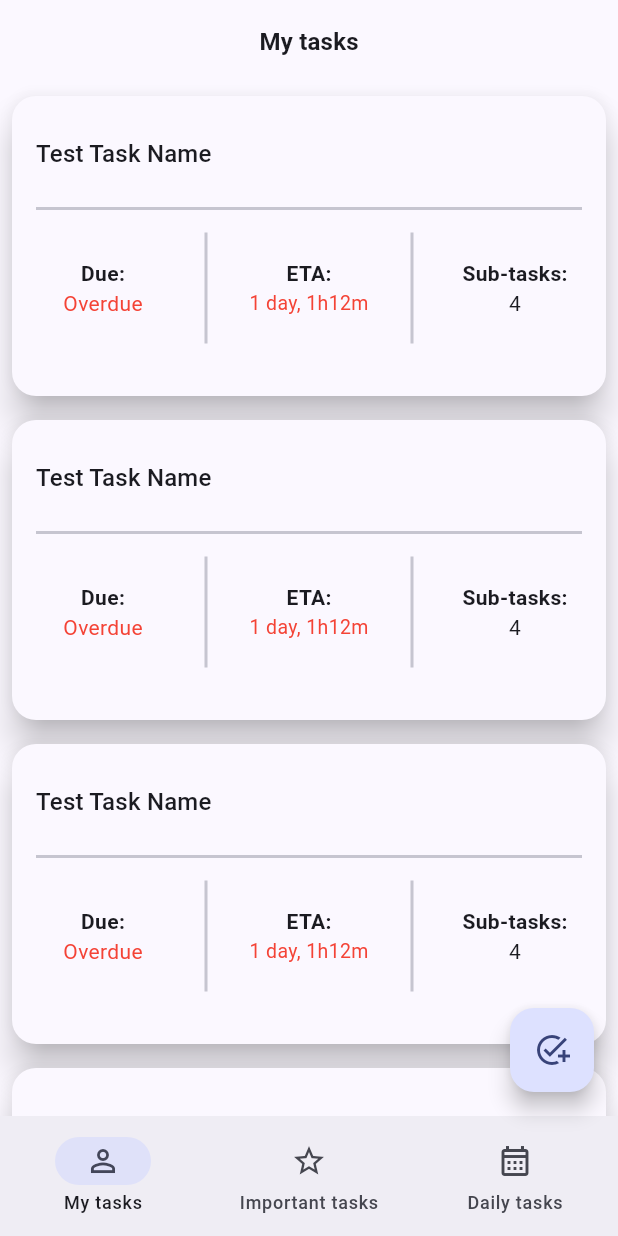
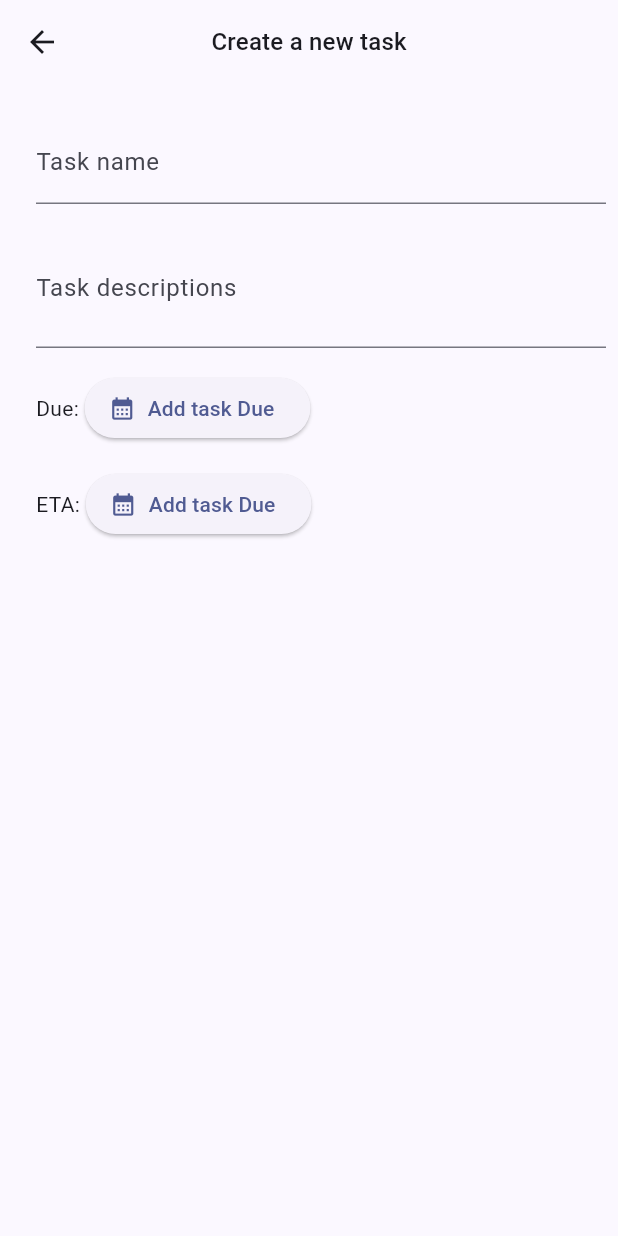
Before and after one commit to davidhoang05022009/todo_app, a Flutter app: the screen it shows after launch, after a tap on the "add task" icon, on a phone screen of 412 x 824 dp. Run offline on Flutter 3.47's test engine with Material 2 defaults, Android fonts, the phone set to English and light mode, and no system bars; drawn by our look-alikes of dynamic_color; our stand-ins replace hive_flutter; missing offline and left inert: duration; accounts and stored records are empty; Roboto replaces fonts that are missing (Noto Sans Medium).

Commit message:
Added read/write from hive to store user's task

```diff
--- a/lib/components/task_summary_container.dart
+++ b/lib/components/task_summary_container.dart
@@ -1,7 +1,7 @@
+import 'package:duration/duration.dart';
 import 'package:dynamic_color/dynamic_color.dart';
 import 'package:flutter/material.dart';
 import 'package:todo_app/constants.dart';
-import 'package:todo_app/extensions/extensions.dart';
 
 class TaskSummaryContainer extends StatelessWidget {
   const TaskSummaryContainer({
@@ -10,23 +10,23 @@ class TaskSummaryContainer extends StatelessWidget {
     required this.taskDue,
     required this.taskETA,
     required this.subtasksNum,
+    required this.completedSubtasksNum,
   }) : super(key: key);
 
   final String taskName;
   final DateTime taskDue;
   final Duration taskETA;
-  final int subtasksNum;
+  final int subtasksNum, completedSubtasksNum;
 
   @override
   Widget build(BuildContext context) {
     return Padding(
       padding: const EdgeInsets.all(kPadding),
-      child: PhysicalModel(
-        elevation: 10,
+      child: Container(
+        decoration: BoxDecoration(
           color: Theme.of(context).cardColor,
-        shadowColor: Theme.of(context).shadowColor,
           borderRadius: BorderRadius.circular(kBorderRadius),
-        child: SizedBox(
+        ),
         height: 200,
         child: Column(
           mainAxisAlignment: MainAxisAlignment.center,
@@ -35,7 +35,7 @@ class TaskSummaryContainer extends StatelessWidget {
               padding:
                   const EdgeInsets.fromLTRB(kPadding * 2, 0, 0, kPadding * 2),
               child: Align(
-                  alignment: Alignment.topLeft,
+                alignment: Alignment.centerLeft,
                 child: Text(
                   taskName,
                   style: Theme.of(context).textTheme.titleMedium,
@@ -65,7 +65,12 @@ class TaskSummaryContainer extends StatelessWidget {
                           ),
                         ),
                         Text(
-                            taskDue.toApproxDateTime(),
+                          'In ${prettyDuration(
+                            taskDue.difference(
+                              DateTime.now(),
+                            ),
+                            tersity: DurationTersity.minute,
+                          )}',
                           style: TextStyle(
                             color: taskDue.difference(DateTime.now()) <
                                     const Duration(hours: 1)
@@ -94,11 +99,10 @@ class TaskSummaryContainer extends StatelessWidget {
                           ),
                         ),
                         Text(
-                            taskETA.toApproxDurationString(),
+                          prettyDuration(taskETA),
                           style: TextStyle(
                             fontSize: 13,
-                              color:
-                                  taskETA > taskDue.difference(DateTime.now())
+                            color: taskETA > taskDue.difference(DateTime.now())
                                 ? Colors.red.harmonizeWith(
                                     Theme.of(context).primaryColor)
                                 : null,
@@ -118,13 +122,13 @@ class TaskSummaryContainer extends StatelessWidget {
                       crossAxisAlignment: CrossAxisAlignment.center,
                       children: [
                         const Text(
-                            'Sub-tasks:',
+                          'Completed sub-tasks:',
                           style: TextStyle(
                             fontWeight: FontWeight.w600, // Semi-bold
                           ),
                         ),
                         Text(
-                            subtasksNum.toString(),
+                          '${completedSubtasksNum.toString()}/${subtasksNum.toString()}',
                         ),
                       ],
                     ),
@@ -135,7 +139,6 @@ class TaskSummaryContainer extends StatelessWidget {
           ],
         ),
       ),
-      ),
     );
   }
 }
--- a/lib/extensions/extensions.dart
+++ /dev/null
@@ -1,86 +0,0 @@
-extension ApproximateDuration on Duration {
-  String toApproxDurationString() {
-    String result = '';
-    int days = 0, hours = 0, minutes = 0;
-
-    if (inDays > 0) {
-      days = inDays;
-    }
-
-    if (inHours > 0) {
-      if (inHours >= 24) {
-        hours = inHours - 24 * inDays;
-      } else {
-        hours = inHours;
-      }
-    }
-
-    if (inMinutes > 0) {
-      if (inMinutes >= 60) {
-        minutes = inMinutes - 60 * inHours;
-      } else {
-        minutes = inMinutes;
-      }
-    }
-
-    if (days > 0) {
-      result += days == 1 ? '$days day' : '$days days';
-    }
-
-    if (hours > 0) {
-      if (days > 0) {
-        result += ', ${hours}h';
-      }
-    }
-    if (minutes > 0) {
-      if (days > 0 && hours == 0) {
-        result += ', ${minutes}m';
-      } else {
-        result += '${minutes}m';
-      }
-    }
-
-    return result;
-
-    /*
-  * Example return values:
-  * '1 day, 1h10m'
-  * '1 day, 1h'
-  * '1 day, 10m'
-  * '1 day'
-  * '2 days'
-  */
-  }
-}
-
-extension ApproximateDateTime on DateTime {
-  String toApproxDateTime() {
-    String result = '';
-    Duration taskDueDuration = difference(
-      DateTime.now(),
-    );
-    if (taskDueDuration.inDays <= 0) {
-      if (taskDueDuration.inHours <= 0) {
-        if (taskDueDuration.inMinutes >= 0) {
-          result = '${taskDueDuration.inMinutes}m';
-        }
-      } else {
-        result = '${taskDueDuration.inHours}h';
-      }
-    } else {
-      result = taskDueDuration.inDays == 1
-          ? '${taskDueDuration.inDays} day'
-          : '${taskDueDuration.inDays} days';
-    }
-
-    return result == '' ? 'Overdue' : 'In $result';
-
-    /*
-  * Example return values:
-  * 'In 1 day'
-  * 'In 1h'
-  * 'In 10m'
-  * 'Overdue' if days, minutes and hours are 0
-  */
-  }
-}
--- /dev/null
+++ b/lib/hive_objects/tasks_object.dart
@@ -0,0 +1,33 @@
+import 'package:hive_flutter/hive_flutter.dart';
+
+part 'tasks_object.g.dart';
+
+@HiveType(typeId: 0)
+class Task extends HiveObject {
+  @HiveField(0)
+  late String taskName;
+
+  @HiveField(1)
+  late DateTime taskDue;
+
+  @HiveField(2)
+  late Duration taskETA;
+
+  @HiveField(3)
+  late String taskDescriptions;
+
+  @HiveField(4)
+  late List<Subtask> subtasks;
+
+  @HiveField(5)
+  late int completedSubtasksNum;
+
+  @HiveField(6)
+  bool isCompleted = false;
+}
+
+class Subtask extends Object {
+  late String taskName;
+  late Duration taskETA;
+  bool isCompleted = false;
+}
--- a/lib/main.dart
+++ b/lib/main.dart
@@ -1,12 +1,20 @@
 import 'package:dynamic_color/dynamic_color.dart';
 import 'package:flutter/material.dart';
+import 'package:hive_flutter/hive_flutter.dart';
 import 'package:provider/provider.dart';
 import 'package:todo_app/constants.dart';
+import 'package:todo_app/hive_objects/tasks_object.dart';
 import 'package:todo_app/providers/pages_provider.dart';
 
 import 'pages/task_manager_home.dart';
 
-void main() {
+Future<void> main() async {
+  WidgetsFlutterBinding.ensureInitialized();
+
+  // Initialize Hive for tasks storage
+  await Hive.initFlutter();
+  await Hive.openBox<Task>('userTasks');
+
   runApp(
     const TaskManagerApp(),
   );
@@ -17,7 +25,8 @@ class TaskManagerApp extends StatelessWidget {
 
   @override
   Widget build(BuildContext context) {
-    return DynamicColorBuilder(builder: (
+    return DynamicColorBuilder(
+      builder: (
         ColorScheme? lightDynamic,
         ColorScheme? darkDynamic,
       ) {
@@ -48,11 +57,18 @@ class TaskManagerApp extends StatelessWidget {
             fontFamily: 'Noto Sans Medium',
             brightness: Brightness.dark,
           ),
-        home: ChangeNotifierProvider<PagesProvider>(
+          home: MultiProvider(
+            providers: [
+              ChangeNotifierProvider<PagesProvider>(
                 create: (_) => PagesProvider(),
+              ),
+              ValueListenableProvider<Box<Task>>.value(
+                  value: Hive.box<Task>('userTasks').listenable())
+            ],
             child: const TaskManagerHome(),
           ),
         );
-    });
+      },
+    );
   }
 }
--- /dev/null
+++ b/lib/pages/edit_or_add_task_page.dart
@@ -0,0 +1,167 @@
+import 'package:duration/duration.dart';
+import 'package:flutter/material.dart';
+import 'package:intl/intl.dart';
+import 'package:todo_app/constants.dart';
+import 'package:todo_app/hive_objects/tasks_object.dart';
+// import 'package:hive_flutter/hive_flutter.dart';
+
+class EditOrAddTaskPage extends StatefulWidget {
+  const EditOrAddTaskPage({
+    Key? key,
+    this.task,
+  }) : super(key: key);
+
+  final Task? task;
+
+  @override
+  State<EditOrAddTaskPage> createState() => _EditOrAddTaskPageState();
+}
+
+class _EditOrAddTaskPageState extends State<EditOrAddTaskPage> {
+  late String? taskName, taskDescriptions;
+  late DateTime? taskDue;
+  late Duration? taskETA;
+  late List<Subtask>? subtasks;
+  late TextEditingController taskNameEditingController;
+  late TextEditingController taskDescriptionsEditingController;
+  late bool isNewTask;
+
+  @override
+  void initState() {
+    taskName = widget.task?.taskName;
+    taskDescriptions = widget.task?.taskDescriptions;
+    taskDue = widget.task?.taskDue;
+    taskETA = widget.task?.taskETA;
+    isNewTask = taskName == null;
+
+    taskNameEditingController = TextEditingController();
+    taskDescriptionsEditingController = TextEditingController();
+
+    taskNameEditingController.text = taskName ?? '';
+    taskDescriptionsEditingController.text = taskDescriptions ?? '';
+    super.initState();
+  }
+
+  @override
+  void dispose() {
+    taskNameEditingController.dispose();
+    taskDescriptionsEditingController.dispose();
+    super.dispose();
+  }
+
+  Future<void> setNewTaskDue() async {
+    final DateTime? newTaskDue = await showDatePicker(
+      context: context,
+      initialDate: taskDue ?? DateTime.now(),
+      firstDate: DateTime.now(),
+      lastDate: DateTime(DateTime.now().year + 1),
+    );
+
+    final TimeOfDay? newTaskDueTime = await showTimePicker(
+      context: context,
+      initialTime: TimeOfDay.fromDateTime(taskDue ?? DateTime.now()),
+    );
+
+    if (newTaskDue != null && newTaskDueTime != null && newTaskDue != taskDue) {
+      setState(
+        () {
+          taskDue = DateTime(
+            newTaskDue.year,
+            newTaskDue.month,
+            newTaskDue.day,
+            newTaskDueTime.hour,
+            newTaskDueTime.minute,
+          );
+        },
+      );
+    }
+  }
+
+  Future<void> setNewTaskETA() async {}
+
+  @override
+  Widget build(BuildContext context) {
+    return Scaffold(
+      appBar: AppBar(
+        title: Text(
+          isNewTask ? 'Create a new task' : 'Edit',
+          style: Theme.of(context).textTheme.titleMedium,
+        ),
+        centerTitle: true,
+      ),
+      body: Column(
+        crossAxisAlignment: CrossAxisAlignment.start,
+        children: [
+          Container(
+            margin:
+                const EdgeInsets.only(left: kPadding * 2, top: kPadding * 2),
+            child: Column(
+              crossAxisAlignment: CrossAxisAlignment.start,
+              children: [
+                Padding(
+                  padding: const EdgeInsets.all(kPadding),
+                  child: TextField(
+                    controller: taskNameEditingController,
+                    decoration: const InputDecoration(
+                      hintText: 'Complete my homework',
+                      labelText: 'Task name',
+                    ),
+                  ),
+                ),
+                Padding(
+                  padding: const EdgeInsets.all(kPadding),
+                  child: ConstrainedBox(
+                    constraints: const BoxConstraints(maxHeight: 200),
+                    child: TextField(
+                      maxLines: null,
+                      controller: taskDescriptionsEditingController,
+                      decoration: const InputDecoration(
+                        hintText:
+                            'Today\'s homeworks are maths, literature, sciences and physics',
+                        labelText: 'Task descriptions',
+                      ),
+                    ),
+                  ),
+                ),
+                Padding(
+                  padding: const EdgeInsets.all(kPadding),
+                  child: Row(
+                    children: [
+                      const Text('Due: '),
+                      ElevatedButton.icon(
+                        onPressed: setNewTaskDue,
+                        icon: const Icon(Icons.calendar_month),
+                        label: Text(
+                          taskDue != null
+                              ? '${DateFormat.yMMMMEEEEd().format(taskDue!)} ${DateFormat.Hm().format(taskDue!)} '
+                              : 'Add task Due',
+                        ),
+                      ),
+                    ],
+                  ),
+                ),
+                Padding(
+                  padding: const EdgeInsets.all(kPadding),
+                  child: Row(
+                    children: [
+                      const Text('ETA: '),
+                      ElevatedButton.icon(
+                        onPressed: () {},
+                        icon: const Icon(Icons.calendar_month),
+                        label: Text(
+                          taskETA != null
+                              ? 'In ${prettyDuration(taskETA!)}'
+                              : 'Add task Due',
+                        ),
+                      ),
+                    ],
+                  ),
+                )
+              ],
+            ),
+          )
+        ],
+      ),
+    );
+  }
+}
--- a/lib/pages/task_details_page.dart
+++ b/lib/pages/task_details_page.dart
@@ -1,19 +1,26 @@
+import 'package:duration/duration.dart';
 import 'package:flutter/material.dart';
-import 'package:todo_app/components/task_summary_container.dart';
+import 'package:intl/intl.dart';
+import 'package:todo_app/components/subtask_container.dart';
 import 'package:todo_app/constants.dart';
-import 'package:todo_app/extensions/extensions.dart';
+import 'package:todo_app/hive_objects/tasks_object.dart';
+
+import 'edit_or_add_task_page.dart';
 
 class TaskDetailsPage extends StatelessWidget {
   const TaskDetailsPage({
     Key? key,
-    required this.taskName,
-    required this.taskDescriptions,
-    required this.taskDue,
-    required this.taskETA,
+    required this.task,
   }) : super(key: key);
-  final String taskName, taskDescriptions;
-  final DateTime taskDue;
-  final Duration taskETA;
+  final Task task;
+
+  void markAllTasksAsCompleted() {
+    task.isCompleted = true;
+    for (Subtask subtask in task.subtasks) {
+      subtask.isCompleted = true;
+    }
+    task.save();
+  }
 
   @override
   Widget build(BuildContext context) {
@@ -37,25 +44,30 @@ class TaskDetailsPage extends StatelessWidget {
                 Padding(
                   padding: const EdgeInsets.all(kPadding),
                   child: Text(
-                    taskName,
+                    task.taskName,
                     style: Theme.of(context).textTheme.titleLarge,
                   ),
                 ),
                 Padding(
                   padding: const EdgeInsets.all(kPadding),
                   child: Text(
-                    'Due: ${taskDue.toApproxDateTime()}',
+                    'Due: In ${prettyDuration(
+                      task.taskDue.difference(
+                        DateTime.now(),
+                      ),
+                      tersity: DurationTersity.minute,
+                    )} (${DateFormat.yMMMMEEEEd().format(task.taskDue)})',
                   ),
                 ),
                 Padding(
                   padding: const EdgeInsets.all(kPadding),
                   child: Text(
-                    'ETA: ${taskETA.toApproxDurationString()}',
+                    'ETA: ${prettyDuration(task.taskETA)}',
                   ),
                 ),
                 Padding(
                   padding: const EdgeInsets.all(kPadding),
-                  child: Text(taskDescriptions),
+                  child: Text(task.taskDescriptions),
                 ),
                 const Padding(
                   padding: EdgeInsets.all(kPadding),
@@ -66,15 +78,22 @@ class TaskDetailsPage extends StatelessWidget {
           ),
           Expanded(
             child: ListView.builder(
-              itemCount: 4,
+              itemCount: task.subtasks.length,
               itemBuilder: (context, index) {
-                return TaskSummaryContainer(
-                  taskName: 'Test Task Name',
-                  taskDue: DateTime.parse('2022-08-23 20:00:00'),
-                  taskETA: const Duration(days: 1, hours: 1, minutes: 12),
-                  subtasksNum: 4,
+                Subtask subtask = task.subtasks[index];
+                return SubtaskContainer(
+                  taskName: subtask.taskName,
+                  taskETA: subtask.taskETA,
                 );
               },
+            ),
+          ),
+          SizedBox(
+            height: 50,
+            child: TextButton.icon(
+              onPressed: markAllTasksAsCompleted,
+              icon: const Icon(Icons.check),
+              label: const Text('Mark all as completed'),
             ),
           ),
         ],
@@ -85,7 +104,13 @@ class TaskDetailsPage extends StatelessWidget {
           'Edit this task',
         ),
         icon: const Icon(Icons.edit),
-        onPressed: () {},
+        onPressed: () => Navigator.of(context).push(
+          MaterialPageRoute(
+            builder: (context) => EditOrAddTaskPage(
+              task: task,
+            ),
+          ),
+        ),
       ),
     );
   }
--- a/lib/pages/task_manager_home.dart
+++ b/lib/pages/task_manager_home.dart
@@ -1,17 +1,21 @@
 import 'package:flutter/material.dart';
+import 'package:hive_flutter/hive_flutter.dart';
 import 'package:provider/provider.dart';
 import 'package:todo_app/components/task_summary_container.dart';
 import 'package:todo_app/constants.dart';
+import 'package:todo_app/hive_objects/tasks_object.dart';
 import 'package:todo_app/pages/task_details_page.dart';
 import 'package:todo_app/providers/pages_provider.dart';
 
+import 'edit_or_add_task_page.dart';
+
 class TaskManagerHome extends StatelessWidget {
   const TaskManagerHome({Key? key}) : super(key: key);
-
   @override
   Widget build(BuildContext context) {
-    return Consumer<PagesProvider>(
-      builder: (context, pagesProvider, child) {
+    return Consumer2<PagesProvider, Box<Task>>(
+      builder: (context, pagesProvider, box, child) {
+        final List<Task> tasks = box.values.toList().cast<Task>();
         return Scaffold(
           appBar: AppBar(
             title: Text(
@@ -26,24 +30,23 @@ class TaskManagerHome extends StatelessWidget {
           body: RefreshIndicator(
             onRefresh: () async {},
             child: ListView.builder(
-              itemCount: 10,
+              itemCount: tasks.length,
               itemBuilder: (context, index) {
+                Task task = tasks[index];
                 return InkWell(
                   onTap: () => Navigator.of(context).push(
                     MaterialPageRoute(
                       builder: (context) => TaskDetailsPage(
-                        taskName: 'Test Task Name',
-                        taskDescriptions: 'taskDescriptions',
-                        taskDue: DateTime.parse('2022-08-23 20:00:00'),
-                        taskETA: const Duration(minutes: 15),
+                        task: task,
                       ),
                     ),
                   ),
                   child: TaskSummaryContainer(
-                    taskName: 'Test Task Name',
-                    taskDue: DateTime.parse('2022-08-23 20:00:00'),
-                    taskETA: const Duration(days: 1, hours: 1, minutes: 12),
-                    subtasksNum: 4,
+                    taskName: task.taskName,
+                    taskDue: task.taskDue,
+                    taskETA: task.taskETA,
+                    subtasksNum: task.subtasks.length,
+                    completedSubtasksNum: task.completedSubtasksNum,
                   ),
                 );
               },
@@ -52,7 +55,11 @@ class TaskManagerHome extends StatelessWidget {
           floatingActionButton: FloatingActionButton(
             tooltip: 'Add a task',
             child: const Icon(Icons.add_task_outlined),
-            onPressed: () {},
+            onPressed: () => Navigator.of(context).push(
+              MaterialPageRoute(
+                builder: (context) => const EditOrAddTaskPage(),
+              ),
+            ),
           ),
           bottomNavigationBar: NavigationBar(
             selectedIndex: pagesProvider.pageIndex,
```
Also changed, not shown: lib/components/subtask_container.dart (added, +72 -0 lines), pubspec.yaml (+10 -2 lines), lib/hive_objects/tasks_object.g.dart (added), pubspec.lock, 12 other files. Lines whose indentation alone changed are shown as unchanged.
